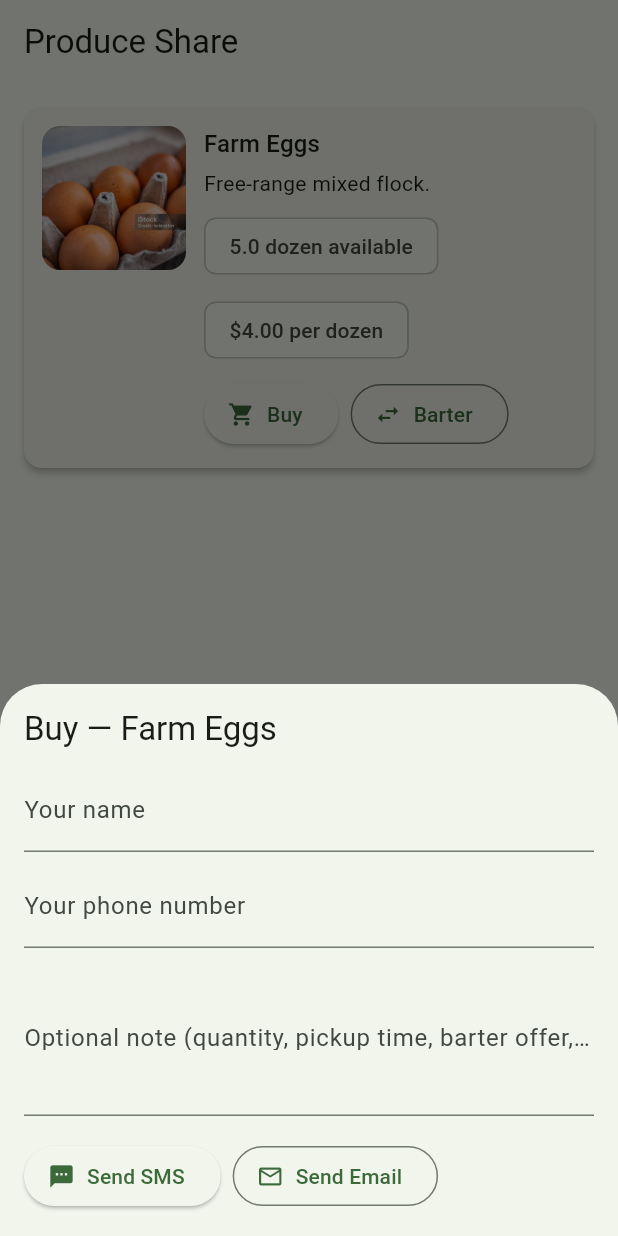
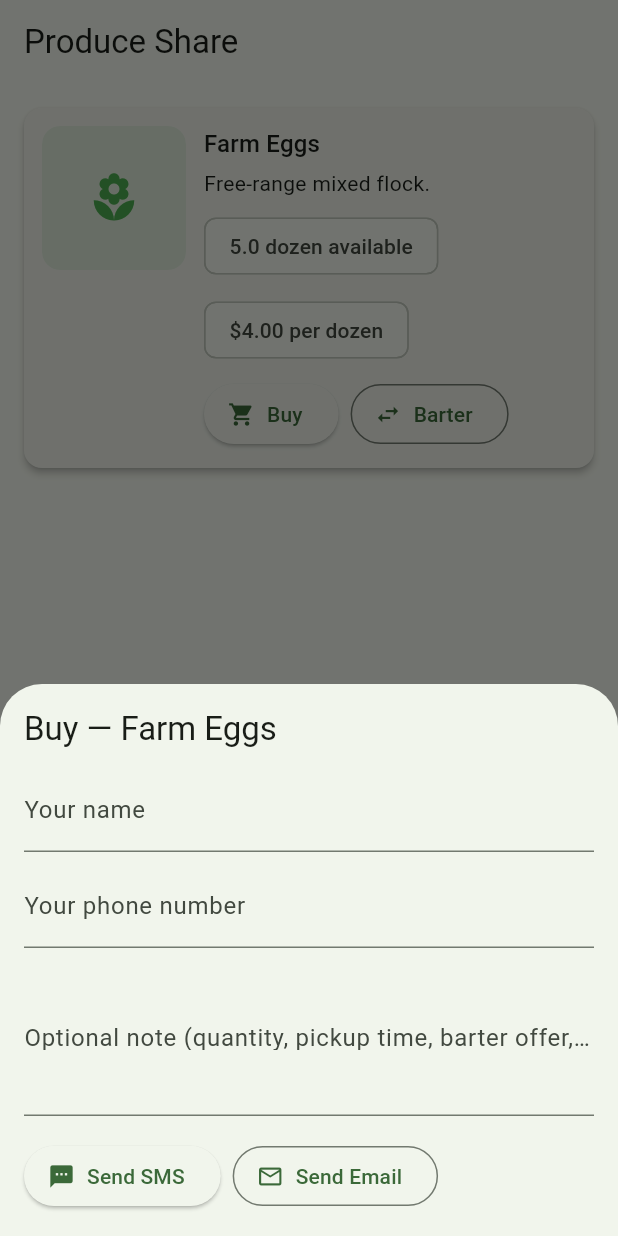
Before and after one commit to TKleman3/BuyBarter, a Flutter app: the screen it shows after launch, after a tap on "Buy", on a phone screen of 412 x 824 dp. Run offline on Flutter 3.47's test engine with Material 3 defaults, Android fonts, the phone set to English and light mode, and no system bars.

Commit message:
image changes

```diff
--- a/lib/widgets/smart_image.dart
+++ b/lib/widgets/smart_image.dart
@@ -1,9 +1,5 @@
 import 'package:flutter/material.dart';
 
-/// Chooses the right Image widget based on the string:
-/// - http/https -> network
-/// - empty/null  -> placeholder
-/// - anything else -> asset (e.g., "assets/images/eggs.jpg")
 class SmartImage extends StatelessWidget {
   final String? src;
   final double size;
@@ -14,15 +10,45 @@ class SmartImage extends StatelessWidget {
   @override
   Widget build(BuildContext context) {
     final s = (src ?? '').trim();
+
+    // 1️⃣ Nothing provided — show placeholder immediately
     if (s.isEmpty) {
-      // Optional placeholder – change or remove as you like
-      return Image.asset('assets/images/placeholder.png',
-          width: size, height: size, fit: fit);
+      return _placeholder();
     }
+
+    // 2️⃣ Remote image (http/https)
     if (s.startsWith('http://') || s.startsWith('https://')) {
-      return Image.network(s, width: size, height: size, fit: fit);
+      return Image.network(
+        s,
+        width: size,
+        height: size,
+        fit: fit,
+        errorBuilder: (context, error, stack) => _placeholder(),
+      );
     }
-    // Treat everything else as an asset path
-    return Image.asset(s, width: size, height: size, fit: fit);
+
+    // 3️⃣ Local asset path
+    return Image.asset(
+      s,
+      width: size,
+      height: size,
+      fit: fit,
+      errorBuilder: (context, error, stack) => _placeholder(),
+    );
+  }
+
+  /// A simple reusable placeholder (you can customize this)
+  Widget _placeholder() {
+    return Container(
+      width: size,
+      height: size,
+      alignment: Alignment.center,
+      decoration: BoxDecoration(
+        color:Colors.green.withValues(alpha: 0.1),
+
+        borderRadius: BorderRadius.circular(12),
+      ),
+      child: const Icon(Icons.local_florist, color: Colors.green, size: 36),
+    );
   }
 }
```
Also changed, not shown: assets/images/eggs.jpg (deleted), assets/images/eggs.png (added), assets/images/placeholder.png (added), 1 other file.
